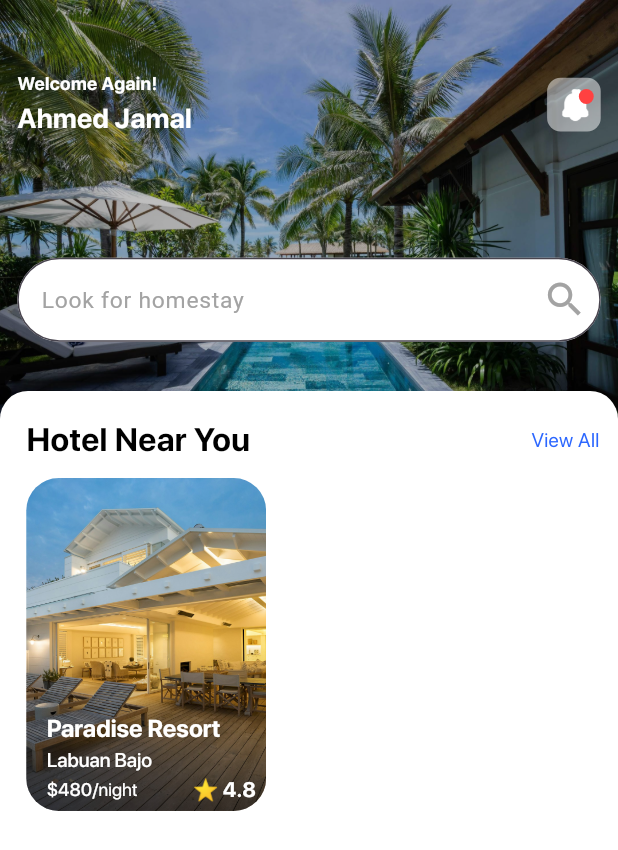
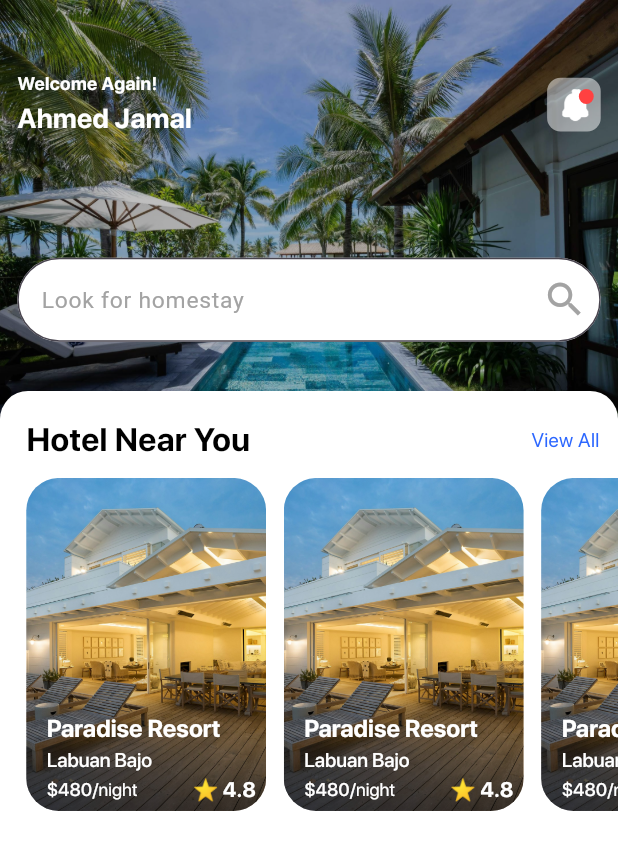
Before and after one commit to ahmedjamal22290/Booking_App, a Flutter app: the HomeView screen opened by its route, on a phone screen of 412 x 824 dp. Shown: the top 850 px of the screen. Run offline on Flutter 3.47's test engine with Material 3 defaults, Android fonts, the phone set to English and light mode, and no system bars; our stand-ins replace flutter_svg, get, smooth_page_indicator; project files that could hold a hidden picture were left out.

Commit message:
adjust spaces between items in the list

```diff
--- a/lib/features/home/presentation/views/widgets/home_view_body.dart
+++ b/lib/features/home/presentation/views/widgets/home_view_body.dart
@@ -48,12 +48,43 @@ class HomeViewBody extends StatelessWidget {
               ),
               Positioned(
                 top: controller.mainContanierAnimation.value,
-                child: const CustomMainContainer(
-                  child: HotelItemWidget(
-                    title: 'Paradise Resort',
-                    city: 'Labuan Bajo',
-                    price: '480',
-                    rating: 4.8,
+                child: CustomMainContainer(
+                  child: ListView(
+                    scrollDirection: Axis.horizontal,
+                    children: const [
+                      HotelItemWidget(
+                        image:
+                            'assets/images/home_view_images/test hottel image.jpg',
+                        title: 'Paradise Resort',
+                        city: 'Labuan Bajo',
+                        price: '480',
+                        rating: 4.8,
+                      ),
+                      HotelItemWidget(
+                        image:
+                            'assets/images/home_view_images/test hottel image.jpg',
+                        title: 'Paradise Resort',
+                        city: 'Labuan Bajo',
+                        price: '480',
+                        rating: 4.8,
+                      ),
+                      HotelItemWidget(
+                        image:
+                            'assets/images/home_view_images/test hottel image.jpg',
+                        title: 'Paradise Resort',
+                        city: 'Labuan Bajo',
+                        price: '480',
+                        rating: 4.8,
+                      ),
+                      HotelItemWidget(
+                        image:
+                            'assets/images/home_view_images/test hottel image.jpg',
+                        title: 'Paradise Resort',
+                        city: 'Labuan Bajo',
+                        price: '480',
+                        rating: 4.8,
+                      ),
+                    ],
                   ),
                 ),
               ),
--- a/lib/features/home/presentation/views/widgets/home_widgets/near_hotel_section.dart
+++ b/lib/features/home/presentation/views/widgets/home_widgets/near_hotel_section.dart
@@ -33,11 +33,11 @@ class NearHotelSection extends StatelessWidget {
         ),
         const SizedBox(height: 9.72),
         SizedBox(
-            height: (160.26 / 594.99).toDouble() *
-                MediaQuery.sizeOf(context).height,
-            width:
-                (106.52 / 274.46).toDouble() * MediaQuery.sizeOf(context).width,
-            child: child),
+          height:
+              (160.26 / 594.99).toDouble() * MediaQuery.sizeOf(context).height,
+          width: MediaQuery.sizeOf(context).width,
+          child: child,
+        ),
       ],
     );
   }
--- a/lib/features/home/presentation/views/widgets/hotel_item_widget.dart
+++ b/lib/features/home/presentation/views/widgets/hotel_item_widget.dart
@@ -8,12 +8,14 @@ class HotelItemWidget extends StatelessWidget {
     required this.city,
     required this.price,
     required this.rating,
+    required this.image,
   });
-  final String title, city, price;
+  final String title, city, price, image;
   final double rating;
   @override
   Widget build(BuildContext context) {
     return Container(
+      margin: const EdgeInsets.only(right: 11.73),
       height: (160.26 / 594.99).toDouble() * MediaQuery.sizeOf(context).height,
       width: (106.52 / 274.46).toDouble() * MediaQuery.sizeOf(context).width,
       decoration: BoxDecoration(
@@ -24,7 +26,7 @@ class HotelItemWidget extends StatelessWidget {
         child: Stack(
           children: [
             Image.asset(
-              'assets/images/home_view_images/test hottel image.jpg',
+              image,
               fit: BoxFit.cover,
               height: double.infinity,
               width: double.infinity,
```
